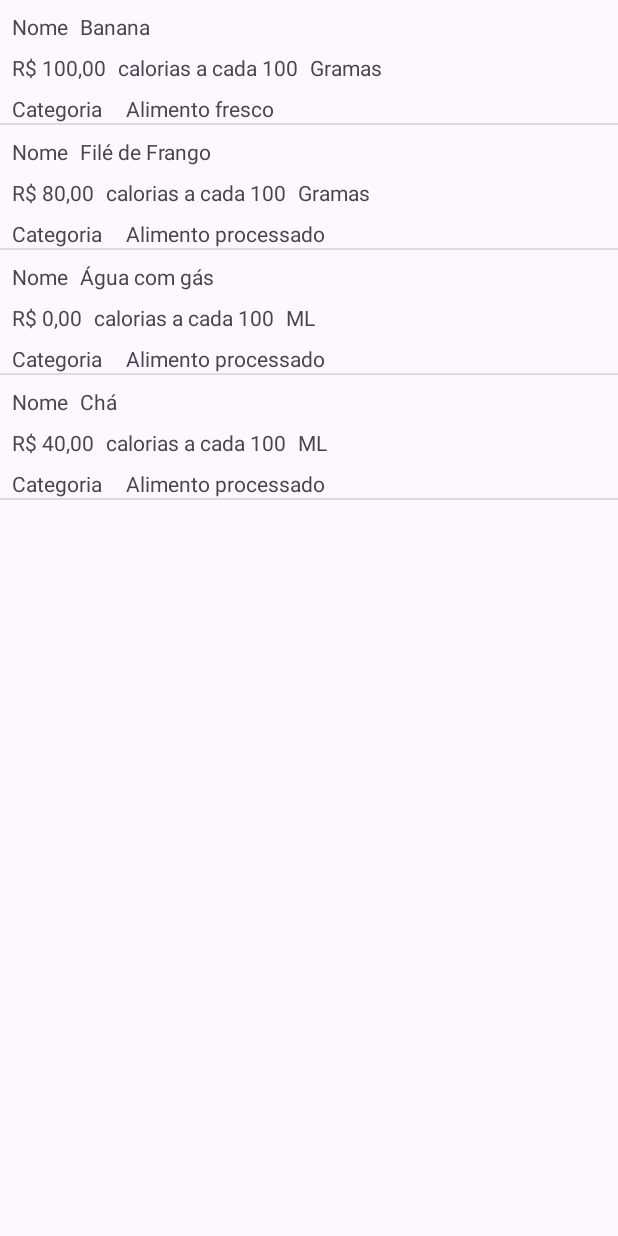
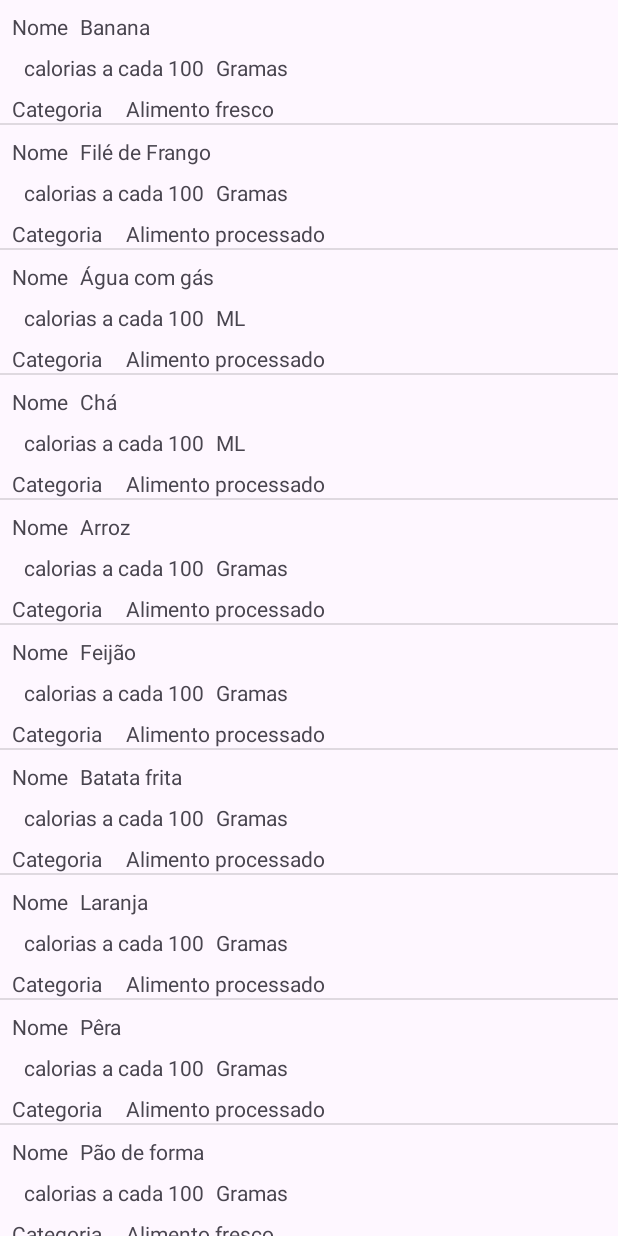
Before and after one commit to izasanches/diario-cal-app, an Android app: the screen it shows after launch (AlimentoActivity), on a phone screen of 412 x 824 dp. Run offline under Robolectric (Android 15) with nearby library versions, the phone set to English and light mode, and no system bars; 1 statement that could not run was skipped.

Commit message:
feat: add list alimento

```diff
--- a/app/src/main/java/com/projeto/diariocal/AlimentoAdapter.java
+++ b/app/src/main/java/com/projeto/diariocal/AlimentoAdapter.java
@@ -7,9 +7,9 @@ import android.view.ViewGroup;
 import android.widget.BaseAdapter;
 import android.widget.TextView;
 
+import java.text.DecimalFormat;
 import java.text.NumberFormat;
 import java.util.List;
-import java.util.Locale;
 
 public class AlimentoAdapter extends BaseAdapter {
 
@@ -29,7 +29,7 @@ public class AlimentoAdapter extends BaseAdapter {
     public AlimentoAdapter(Context context, List<Alimento> alimentos) {
         this.context = context;
         this.alimentos = alimentos;
-        numberFormat = NumberFormat.getCurrencyInstance(new Locale("pt","BR"));
+        DecimalFormat numberFormat = new DecimalFormat("#,###.00");
     }
 
     @Override
--- a/app/src/main/res/values/arrays.xml
+++ b/app/src/main/res/values/arrays.xml
@@ -11,6 +11,12 @@
         <item>@string/file_frango</item>
         <item>@string/agua_gas</item>
         <item>@string/cha</item>
+        <item>@string/arroz</item>
+        <item>@string/feijao</item>
+        <item>@string/batata_frita</item>
+        <item>@string/laranja</item>
+        <item>@string/pera</item>
+        <item>@string/pao_forma</item>
     </string-array>
 
     <string-array name="calorias">
@@ -18,6 +24,12 @@
         <item>80</item>
         <item>0</item>
         <item>40</item>
+        <item>100</item>
+        <item>80</item>
+        <item>140</item>
+        <item>40</item>
+        <item>60</item>
+        <item>160</item>
     </string-array>
 
     <integer-array name="unidade_medida">
@@ -25,6 +37,12 @@
         <item>0</item>
         <item>1</item>
         <item>1</item>
+        <item>0</item>
+        <item>0</item>
+        <item>0</item>
+        <item>0</item>
+        <item>0</item>
+        <item>0</item>
     </integer-array>
 
     <string-array name="categoria_alimento">
@@ -32,6 +50,12 @@
         <item>@string/carnes</item>
         <item>@string/bebida</item>
         <item>@string/bebida</item>
+        <item>@string/cereal</item>
+        <item>@string/cereal</item>
+        <item>@string/vegetal</item>
+        <item>@string/fruta</item>
+        <item>@string/fruta</item>
+        <item>@string/massa</item>
     </string-array>
 
     <integer-array name="alimento_fresco">
@@ -39,6 +63,12 @@
         <item>0</item>
         <item>0</item>
         <item>0</item>
+        <item>0</item>
+        <item>0</item>
+        <item>0</item>
+        <item>0</item>
+        <item>0</item>
+        <item>1</item>
     </integer-array>
 
 </resources>
--- a/app/src/main/res/values/strings.xml
+++ b/app/src/main/res/values/strings.xml
@@ -33,5 +33,14 @@
     <string name="calorias">Calorias</string>
     <string name="calorias_cada_100">calorias a cada 100</string>
     <string name="alimento_processado">Alimento processado</string>
+    <string name="arroz">Arroz</string>
+    <string name="feijao">Feijão</string>
+    <string name="batata_frita">Batata frita</string>
+    <string name="laranja">Laranja</string>
+    <string name="pera">Pêra</string>
+    <string name="pao_forma">Pão de forma</string>
+    <string name="cereal">Cereal</string>
+    <string name="vegetal">Vegetal</string>
+    <string name="massa">Massa</string>
 
 </resources>
```
